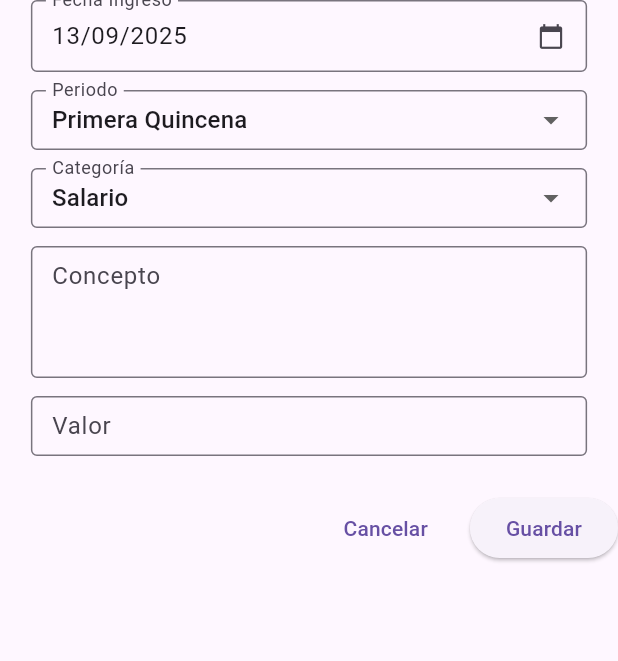
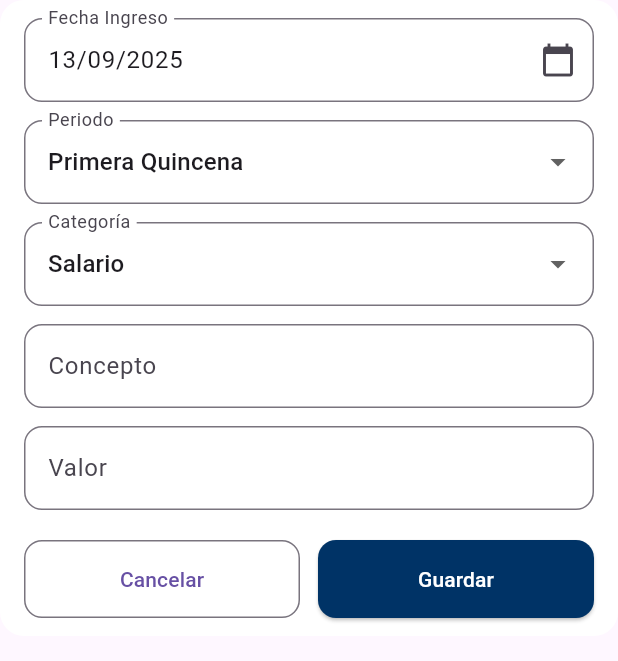
Before and after one commit to Alcander122/finaces, a Flutter app: the IngresoFrom widget shown alone on an empty page, opened directly with empty values, on a phone screen of 412 x 824 dp. Shown: the top 661 px of the screen. Run offline on Flutter 3.47's test engine with Material 3 defaults, Android fonts, the phone set to English and light mode, and no system bars; our stand-ins replace cloud_firestore, firebase_auth, firebase_core, fl_chart, flutter_local_notifications, flutter_riverpod and 12 more; accounts and stored records are empty.

```diff
--- a/lib/core/data/services/auth.services.dart
+++ b/lib/core/data/services/auth.services.dart
@@ -1,7 +1,6 @@
+// auth.services.dart
 // ignore_for_file: depend_on_referenced_packages
-
 import 'package:logger/logger.dart';
-
 import 'package:firebase_auth/firebase_auth.dart';
 
 class Authservices {
@@ -26,7 +25,6 @@ class Authservices {
           email: email, password: password);
     } on FirebaseAuthException catch (e, stack) {
       logger.e('Error saving token', error: e, stackTrace: stack);
-
       rethrow;
     }
   }
--- a/lib/presentations/screens/Tutorial/widgets/tutorial_page_widget.dart
+++ b/lib/presentations/screens/Tutorial/widgets/tutorial_page_widget.dart
@@ -1,3 +1,4 @@
+// tutorial_page_widget.dart (CORREGIDO Y COMENTADO)
 import 'package:flutter/material.dart';
 
 /// Widget reutilizable que representa una página del tutorial.
@@ -28,7 +29,7 @@ class TutorialPageWidget extends StatelessWidget {
             height: 120,
             decoration: BoxDecoration(
               color: iconColor.withValues(
-                  alpha: 0.2), // ✅ CORRECTO: withOpacity, no withValues
+                  alpha: 0.2), // ✅ CORRECTO: usamos withOpacity
               shape: BoxShape.circle,
             ),
             child: Icon(
--- a/lib/presentations/screens/ahorro/ahorro_screen.dart
+++ b/lib/presentations/screens/ahorro/ahorro_screen.dart
@@ -28,7 +28,7 @@ class AhorroScreenState extends State<AhorroScreen> {
     return Scaffold(
       backgroundColor: Themes.light,
       appBar: const AppBarFinances(
-        title: 'Ahorros',
+        title: 'Metas',
         showProfileIcon: false,
       ),
       // Permite que el contenido se ajuste cuando aparece el teclado
--- a/lib/presentations/screens/home/home_screen.dart
+++ b/lib/presentations/screens/home/home_screen.dart
@@ -406,8 +406,8 @@ class HomeScreen extends ConsumerWidget {
     final List<Map<String, dynamic>> tips = [
       {
         'icon': const Icon(FontAwesomeIcons.piggyBank, color: Colors.orange),
-        'title': 'Ahorros',
-        'description': 'Controla tus ahorros.',
+        'title': 'Metas',
+        'description': 'Gestiona tus metas de ahorro',
         'screen': AhorroScreen(),
       },
       {
--- a/lib/presentations/screens/ingresos/Ingreso_form.dart
+++ b/lib/presentations/screens/ingresos/Ingreso_form.dart
@@ -1,9 +1,14 @@
-// presentaciones/screens/ingresos/widgets/income_form_widget.dart
+// 📌 ingreso_form.dart
+// Formulario de Ingreso con diseño optimizado y responsivo
+// Mantiene el nombre de clase "IngresoFrom"
+
 import 'package:flutter/material.dart';
 import 'package:intl/intl.dart';
+import 'package:flutter/services.dart';
 import 'package:finances/core/data/models/ingreso.model.dart';
 import 'package:finances/core/data/utils/ingreso_validator.dart';
 import 'package:finances/core/data/utils/ui_helpers.dart';
+import 'package:finances/presentations/theme/themes.dart';
 
 class IngresoFrom extends StatefulWidget {
   final Ingreso? ingreso;
@@ -18,11 +23,12 @@ class IngresoFrom extends StatefulWidget {
   });
 
   @override
-  State<IngresoFrom> createState() => _IncomeFormWidgetState();
+  State<IngresoFrom> createState() => _IngresoFromState();
 }
 
-class _IncomeFormWidgetState extends State<IngresoFrom> {
+class _IngresoFromState extends State<IngresoFrom> {
   final _formKey = GlobalKey<FormState>();
+
   final _conceptoController = TextEditingController();
   final _valorController = TextEditingController();
   final _fechaController = TextEditingController();
@@ -30,6 +36,7 @@ class _IncomeFormWidgetState extends State<IngresoFrom> {
   String? _quincena;
   String? _categoria;
   DateTime _fechaIngreso = DateTime.now();
+
   final IngresoValidator _validator = IngresoValidator();
 
   @override
@@ -39,11 +46,13 @@ class _IncomeFormWidgetState extends State<IngresoFrom> {
   }
 
   void _initializeForm() {
+    // Valores por defecto
     _quincena = 'Primera Quincena';
     _categoria = 'Salario';
     _fechaIngreso = DateTime.now();
     _fechaController.text = DateFormat('dd/MM/yyyy').format(_fechaIngreso);
 
+    // Si viene un ingreso ya guardado → llenar el formulario
     if (widget.ingreso != null) {
       final ingreso = widget.ingreso!;
       _fechaIngreso = ingreso.fechaIngreso;
@@ -67,63 +76,38 @@ class _IncomeFormWidgetState extends State<IngresoFrom> {
 
   @override
   Widget build(BuildContext context) {
-    return LayoutBuilder(
-      builder: (context, constraints) {
-        double fieldMaxWidth = constraints.maxWidth * 0.9;
-
     return SingleChildScrollView(
+      child: Container(
+        padding: const EdgeInsets.symmetric(horizontal: 16, vertical: 12),
+        decoration: BoxDecoration(
+          color: Themes.white,
+          borderRadius: BorderRadius.circular(16),
+        ),
         child: Form(
           key: _formKey,
           child: Column(
             mainAxisSize: MainAxisSize.min,
+            crossAxisAlignment: CrossAxisAlignment.stretch, // estira los campos
             children: [
-                _buildFieldContainer(
-                  fieldMaxWidth,
               _buildFechaIngresoField(),
-                ),
               const SizedBox(height: 12),
-                _buildFieldContainer(
-                  fieldMaxWidth,
               _buildQuincenaField(),
-                ),
               const SizedBox(height: 12),
-                _buildFieldContainer(
-                  fieldMaxWidth,
               _buildCategoriaField(),
-                ),
               const SizedBox(height: 12),
-                _buildFieldContainer(
-                  fieldMaxWidth,
               _buildConceptoField(),
-                ),
               const SizedBox(height: 12),
-                _buildFieldContainer(
-                  fieldMaxWidth,
-                  _buildValorField(fieldMaxWidth),
-                ),
-                const SizedBox(height: 24),
-                Row(
-                  mainAxisAlignment: MainAxisAlignment.end,
-                  children: [
-                    TextButton(
-                      onPressed: () => widget.onCancel(),
-                      child: const Text('Cancelar'),
-                    ),
-                    const SizedBox(width: 16),
-                    ElevatedButton(
-                      onPressed: _saveForm,
-                      child: const Text('Guardar'),
-                    ),
-                  ],
-                ),
+              _buildValorField(),
+              const SizedBox(height: 20),
+              _buildButtonsRow(), // fila con cancelar y guardar
             ],
           ),
         ),
-        );
-      },
+      ),
     );
   }
 
+  /// 📌 Campo: Fecha de ingreso
   Widget _buildFechaIngresoField() {
     return TextFormField(
       controller: _fechaController,
@@ -144,37 +128,44 @@ class _IncomeFormWidgetState extends State<IngresoFrom> {
       },
       decoration: InputDecoration(
         labelText: 'Fecha Ingreso',
+        border: OutlineInputBorder(
+          borderRadius: BorderRadius.circular(12),
+        ),
         suffixIcon: const Icon(Icons.calendar_today),
-        border: const OutlineInputBorder(),
-        isDense: true,
-        contentPadding: const EdgeInsets.symmetric(vertical: 8, horizontal: 10),
       ),
     );
   }
 
+  /// 📌 Campo: Quincena / Periodo
   Widget _buildQuincenaField() {
     return DropdownButtonFormField<String>(
       initialValue: _quincena,
-      hint: const Text('Selecciona una quincena'),
+      isExpanded: true, // ✅ evita overflow si el texto es largo
+      decoration: InputDecoration(
+        labelText: 'Periodo',
+        border: OutlineInputBorder(
+          borderRadius: BorderRadius.circular(12),
+        ),
+      ),
       items: const ['Primera Quincena', 'Segunda Quincena', 'Diario', 'Mensual']
           .map((q) => DropdownMenuItem(value: q, child: Text(q)))
           .toList(),
       onChanged: (value) => setState(() => _quincena = value),
-      decoration: InputDecoration(
-        labelText: 'Periodo',
-        border: const OutlineInputBorder(),
-        isDense: true,
-        contentPadding: const EdgeInsets.symmetric(vertical: 8, horizontal: 10),
-      ),
       validator: _validator.validateQuincena,
-      isExpanded: true,
     );
   }
 
+  /// 📌 Campo: Categoría
   Widget _buildCategoriaField() {
     return DropdownButtonFormField<String>(
-      value: _categoria,
-      hint: const Text('Selecciona una categoría'),
+      initialValue: _categoria,
+      isExpanded: true, // ✅ evita overflow
+      decoration: InputDecoration(
+        labelText: 'Categoría',
+        border: OutlineInputBorder(
+          borderRadius: BorderRadius.circular(12),
+        ),
+      ),
       items: const [
         'Salario',
         'Bonificación',
@@ -185,48 +176,37 @@ class _IncomeFormWidgetState extends State<IngresoFrom> {
         'Otros'
       ].map((c) => DropdownMenuItem(value: c, child: Text(c))).toList(),
       onChanged: (value) => setState(() => _categoria = value),
-      decoration: InputDecoration(
-        labelText: 'Categoría',
-        border: const OutlineInputBorder(),
-        isDense: true,
-        contentPadding: const EdgeInsets.symmetric(vertical: 8, horizontal: 10),
-      ),
       validator: _validator.validateCategoria,
-      isExpanded: true,
     );
   }
 
+  /// 📌 Campo: Concepto
   Widget _buildConceptoField() {
     return TextFormField(
       controller: _conceptoController,
-      keyboardType: TextInputType.multiline,
-      minLines: 3,
-      maxLines: null,
-      decoration: const InputDecoration(
+      decoration: InputDecoration(
         labelText: 'Concepto',
-        border: OutlineInputBorder(),
-        alignLabelWithHint: true,
-        isDense: true,
-        contentPadding: EdgeInsets.symmetric(vertical: 8, horizontal: 10),
+        border: OutlineInputBorder(
+          borderRadius: BorderRadius.circular(12),
+        ),
       ),
       validator: _validator.validateConcepto,
     );
   }
 
-  Widget _buildValorField(double maxWidth) {
-    return ConstrainedBox(
-      constraints: BoxConstraints(maxWidth: maxWidth),
-      child: SizedBox(
-        width: double.infinity,
-        child: TextFormField(
+  /// 📌 Campo: Valor
+  Widget _buildValorField() {
+    return TextFormField(
       controller: _valorController,
       keyboardType: TextInputType.number,
+      inputFormatters: [
+        FilteringTextInputFormatter.digitsOnly, // solo números
+      ],
       decoration: InputDecoration(
         labelText: 'Valor',
-            border: const OutlineInputBorder(),
-            isDense: true,
-            contentPadding:
-                const EdgeInsets.symmetric(vertical: 8, horizontal: 10),
+        border: OutlineInputBorder(
+          borderRadius: BorderRadius.circular(12),
+        ),
       ),
       onChanged: (value) {
         String cleanValue = value.replaceAll(RegExp(r'[^\d]'), '');
@@ -234,34 +214,59 @@ class _IncomeFormWidgetState extends State<IngresoFrom> {
           _valorController.text = '';
           return;
         }
-
         int number = int.parse(cleanValue);
         String formatted = UIHelpers.formatCurrency(number.toDouble());
-
         if (formatted != _valorController.text) {
-              int cursorPosition = value.length - cleanValue.length;
           _valorController.text = formatted;
-              _valorController.selection = TextSelection.collapsed(
-                  offset: formatted.length - cursorPosition);
+          _valorController.selection =
+              TextSelection.collapsed(offset: formatted.length);
         }
       },
       validator: (value) {
         String cleanValue = value?.replaceAll(RegExp(r'[^\d]'), '') ?? '';
-            return _validator
-                .validateValor(cleanValue.isEmpty ? null : cleanValue);
+        return _validator.validateValor(cleanValue.isEmpty ? null : cleanValue);
       },
-        ),
-      ),
     );
   }
 
-  Widget _buildFieldContainer(double maxWidth, Widget child) {
-    return ConstrainedBox(
-      constraints: BoxConstraints(maxWidth: maxWidth),
-      child: child,
+  /// 📌 Botones: Cancelar y Guardar
+  Widget _buildButtonsRow() {
+    return Row(
+      children: [
+        Expanded(
+          child: OutlinedButton(
+            onPressed: () => widget.onCancel(),
+            style: OutlinedButton.styleFrom(
+              padding: const EdgeInsets.symmetric(vertical: 16),
+              shape: RoundedRectangleBorder(
+                borderRadius: BorderRadius.circular(12),
+              ),
+            ),
+            child: const Text("Cancelar"),
+          ),
+        ),
+        const SizedBox(width: 12),
+        Expanded(
+          child: ElevatedButton(
+            onPressed: _saveForm,
+            style: ElevatedButton.styleFrom(
+              backgroundColor: Themes.primary,
+              padding: const EdgeInsets.symmetric(vertical: 16),
+              shape: RoundedRectangleBorder(
+                borderRadius: BorderRadius.circular(12),
+              ),
+            ),
+            child: const Text(
+              'Guardar',
+              style: TextStyle(color: Colors.white),
+            ),
+          ),
+        ),
+      ],
     );
   }
 
+  /// 📌 Guardar formulario
   void _saveForm() {
     if (!_formKey.currentState!.validate()) return;
 
@@ -274,8 +279,6 @@ class _IncomeFormWidgetState extends State<IngresoFrom> {
       return;
     }
 
-    int valorNumerico = int.parse(cleanValue);
-
     final ingreso = Ingreso(
       id: widget.ingreso?.id ??
           DateTime.now().millisecondsSinceEpoch.toString(),
@@ -284,7 +287,7 @@ class _IncomeFormWidgetState extends State<IngresoFrom> {
       quincena: _quincena!,
       categoria: _categoria!,
       concepto: _conceptoController.text,
-      valor: valorNumerico,
+      valor: int.parse(cleanValue),
     );
 
     widget.onSave(ingreso);
--- a/lib/presentations/screens/splash_screen.dart
+++ b/lib/presentations/screens/splash_screen.dart
@@ -1,3 +1,4 @@
+// splash_screen.dart
 // lib/presentations/screens/splash_screen.dart
 import 'package:flutter/material.dart';
 import 'package:flutter_riverpod/flutter_riverpod.dart';
@@ -15,7 +16,6 @@ import 'package:finances/presentations/theme/themes.dart';
 ///    ❌ Cancelada/fallida → AppBlocked (no cerrar sesión todavía).
 class SplashScreen extends ConsumerStatefulWidget {
   const SplashScreen({super.key});
-
   @override
   ConsumerState<SplashScreen> createState() => _SplashScreenState();
 }
@@ -30,9 +30,7 @@ class _SplashScreenState extends ConsumerState<SplashScreen> {
   /// Verifica autenticación y decide la ruta inicial
   Future<void> _checkAuth() async {
     await Future.delayed(const Duration(milliseconds: 800)); // pequeña pausa
-
     final user = FirebaseAuth.instance.currentUser;
-
     if (user == null) {
       // 1️⃣ No hay usuario logueado → ir a Welcome
       _goTo(AppRoutes.welcome);
@@ -41,7 +39,6 @@ class _SplashScreenState extends ConsumerState<SplashScreen> {
 
     // 2️⃣ Usuario logueado → revisar biometría
     final biometricEnabled = await BiometricAuthService().isBiometricEnabled();
-
     if (!biometricEnabled) {
       // ℹ️ Si biometría no está activada → ir al Home directamente
       _goTo(AppRoutes.home);
@@ -50,7 +47,6 @@ class _SplashScreenState extends ConsumerState<SplashScreen> {
 
     // 3️⃣ Si biometría está activada → pedir autenticación biométrica
     final success = await BiometricAuthService().authenticate(context);
-
     if (success) {
       // ✅ Huella correcta → ir al Home
       _goTo(AppRoutes.home);
--- a/lib/routes/app_routes.dart
+++ b/lib/routes/app_routes.dart
@@ -10,6 +10,7 @@ import 'package:finances/presentations/screens/Pagos/pagos_screen.dart';
 import 'package:finances/presentations/screens/Profile/profile_screen.dart';
 import 'package:finances/presentations/screens/Portafolio/portafolio_screen.dart';
 import 'package:finances/presentations/screens/Auth/welcome_screen.dart';
+import 'package:finances/presentations/screens/Tutorial/TutorialScreen.dart';
 import 'package:finances/presentations/screens/auth/app_blocked_screen.dart';
 import 'package:finances/presentations/screens/splash_screen.dart';
 import 'package:flutter/material.dart';
@@ -33,6 +34,7 @@ class AppRoutes {
   static const String splash = '/splash';
   static const String appBlocked = '/app-blocked';
   static const String pagos = '/pagos';
+  static const String tutorial = '/tutorial';
   static const String agregarPago = '/agregar-pago';
   static const String editarPago = '/editar-pago';
   static const String estadistica = '/Estadistica';
@@ -52,6 +54,9 @@ class AppRoutes {
 
       // appBlocked siempre debe mostrar AppBlockedScreen
       appBlocked: (context) => const AppBlockedScreen(),
+
+      // appBlocked siempre debe mostrar AppBlockedScreen
+      tutorial: (context) => const TutorialScreen(),
 
       // home siempre debe mostrar HomeScreen
       home: (context) => const HomeScreen(),
```
Also changed, not shown: lib/core/controller/my_app.dart (+1 -12 lines), lib/core/data/providers/auth_provider.dart (+113 -167 lines), lib/core/data/providers/tutorial_provider.dart (+8 -5 lines), lib/core/data/services/BiometricAuthService.dart (+27 -27 lines), lib/core/data/services/currency_service.dart (+18 -8 lines), lib/main.dart (+6 -1 lines), lib/presentations/screens/Tutorial/TutorialScreen.dart (+32 -16 lines), lib/presentations/screens/auth/LoginScreen.dart (+51 -17 lines), lib/presentations/screens/auth/app_blocked_screen.dart (+6 -10 lines), lib/presentations/screens/portafolio/investment_form_screen.dart (+5 -5 lines), 1 other file. Lines whose indentation alone changed are shown as unchanged.
